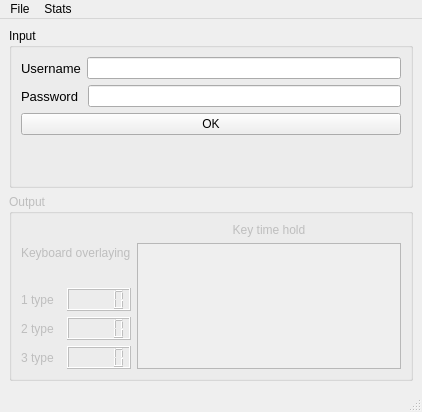
The window that auth_form.ui (AntonGudimov/BIM) describes before a commit, drawn with Qt 5.
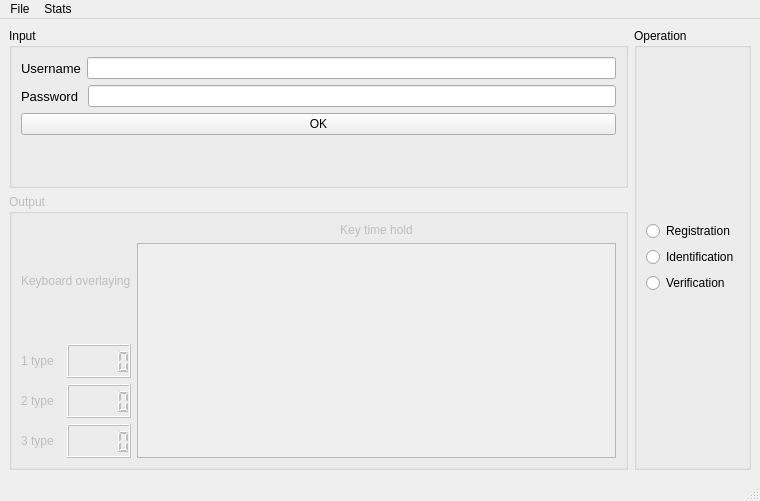
The same window after the commit.

Commit message: Created data base, password_comlexity, speed_dict, mean_speed, var_speed, input_password_dynamic, key_overlaying_list, key_hold_list, vector are inserted into data base after entering password n-times (registration mode)

What changed in the file:
```diff
--- a/auth_form.ui
+++ b/auth_form.ui
@@ -6,14 +6,16 @@
    <rect>
     <x>0</x>
     <y>0</y>
-    <width>422</width>
-    <height>412</height>
+    <width>760</width>
+    <height>501</height>
    </rect>
   </property>
   <property name="windowTitle">
    <string>MainWindow</string>
   </property>
   <widget class="QWidget" name="centralwidget">
+   <layout class="QVBoxLayout" name="verticalLayout_9">
+    <item>
    <layout class="QHBoxLayout" name="horizontalLayout_9">
     <item>
      <layout class="QVBoxLayout" name="verticalLayout_6">
@@ -285,6 +287,42 @@
       </item>
      </layout>
     </item>
+      <item>
+       <widget class="QGroupBox" name="groupBox">
+        <property name="title">
+         <string>Operation</string>
+        </property>
+        <layout class="QVBoxLayout" name="verticalLayout_8">
+         <item>
+          <layout class="QVBoxLayout" name="verticalLayout_5">
+           <item>
+            <widget class="QRadioButton" name="registrationRadioButton">
+             <property name="text">
+              <string>Registration</string>
+             </property>
+            </widget>
+           </item>
+           <item>
+            <widget class="QRadioButton" name="identificationRadioButton">
+             <property name="text">
+              <string>Identification</string>
+             </property>
+            </widget>
+           </item>
+           <item>
+            <widget class="QRadioButton" name="verificationRadioButton">
+             <property name="text">
+              <string>Verification</string>
+             </property>
+            </widget>
+           </item>
+          </layout>
+         </item>
+        </layout>
+       </widget>
+      </item>
+     </layout>
+    </item>
    </layout>
   </widget>
   <widget class="QMenuBar" name="menubar">
@@ -292,7 +330,7 @@
     <rect>
      <x>0</x>
      <y>0</y>
-     <width>422</width>
+     <width>760</width>
      <height>23</height>
     </rect>
    </property>
```
Lines whose indentation alone changed are shown as unchanged. The commit also changes 7 other files.
